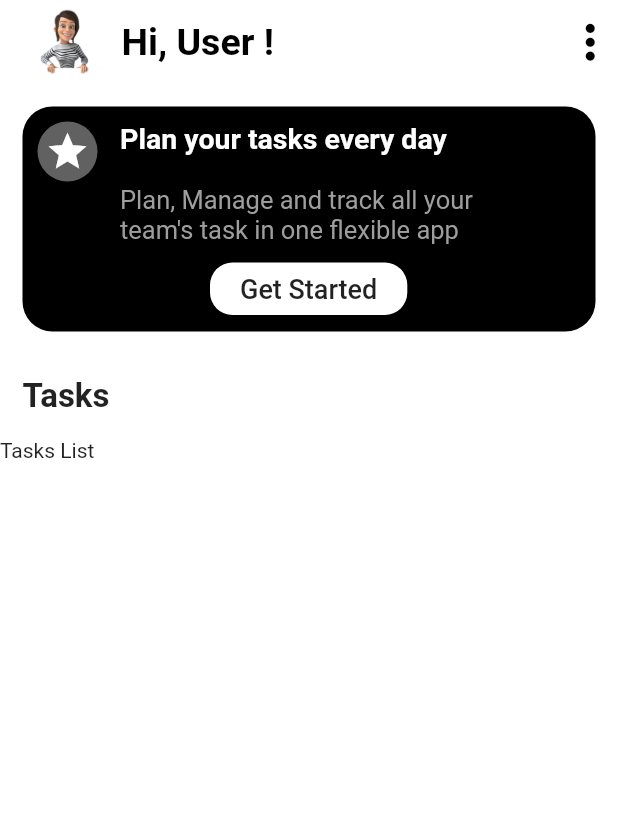
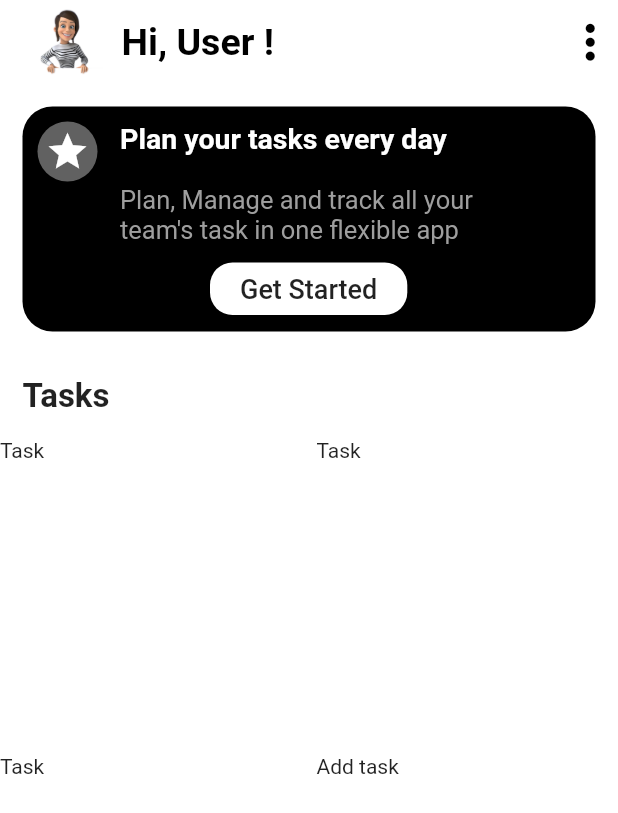
Before and after one commit to joumarhiba/MyTask, a Flutter app: the screen it shows after launch, on a phone screen of 412 x 824 dp. Shown: the top 813 px of the screen. Run offline on Flutter 3.47's test engine with Material 2 defaults, Android fonts, the phone set to English and light mode, and no system bars.

Commit message:
add tasks section part 1

```diff
--- a/MyTask/lib/models/task.dart
+++ b/MyTask/lib/models/task.dart
@@ -19,7 +19,7 @@ static List<Task> generateTasks() {
   return [
 Task(
   iconData: Icons.person_rounded,
-  title: 'to do something programmation ...',
+  title: 'to do some programmation ...',
   type: 'Elevé',
   bgColor: kRedLight,
   iconColor: kRedDark,
@@ -28,15 +28,25 @@ Task(
   trash: 3,
   ),
   Task(
-    iconData: Icons.person_rounded,
-    title: 'to do something laundry ...',
+    iconData: Icons.cases_rounded,
+    title: 'to do some laundry ...',
     type: 'Normal',
     bgColor: kYellowLight,
     iconColor: kYellowDark,
     btnColor: kYellow,
     done: 2,
     trash: 1,
-    )
+    ),
+    Task(iconData: Icons.favorite_rounded,
+     title: 'to do some Research ...',
+     type: 'Moyen',
+     bgColor: kRedLight,
+     iconColor: kRedDark,
+     btnColor: kRed,
+     done: 0,
+     trash: 2,
+    ),
+    Task(isLast: true )
 ];
 }
 
--- a/MyTask/lib/screens/home/home.dart
+++ b/MyTask/lib/screens/home/home.dart
@@ -23,7 +23,7 @@ class HomePage extends StatelessWidget {
                 fontWeight: FontWeight.bold),
             ),
           ),
-          const Expanded(child: Tasks())
+         Expanded(child: Tasks())
         ],
       ),
     );
--- a/MyTask/lib/screens/home/widgets/tasks.dart
+++ b/MyTask/lib/screens/home/widgets/tasks.dart
@@ -1,14 +1,29 @@
 import 'package:flutter/material.dart';
 import 'package:flutter/src/widgets/framework.dart';
-import 'package:flutter/src/widgets/placeholder.dart';
+import '../../../models/task.dart';
 
 class Tasks extends StatelessWidget {
-  const Tasks({super.key});
+  final tasksList = Task.generateTasks();
+  Tasks({super.key});
 
   @override
   Widget build(BuildContext context) {
     return Container(
-      child:const Text('Tasks List'),
+      child: GridView.builder(
+          itemCount: tasksList.length,
+          gridDelegate: const SliverGridDelegateWithFixedCrossAxisCount(
+              crossAxisCount: 2, crossAxisSpacing: 10, mainAxisSpacing: 10),
+          itemBuilder: (context, index) => tasksList[index].isLast
+              ? _buildAddTask()
+              : _buildTask(context, tasksList[index])),
     );
   }
+
+  Widget _buildAddTask() {
+    return const Text('Add task');
+  }
+
+  Widget _buildTask(BuildContext context, Task task) {
+    return const Text('Task');
+  }
 }
```
